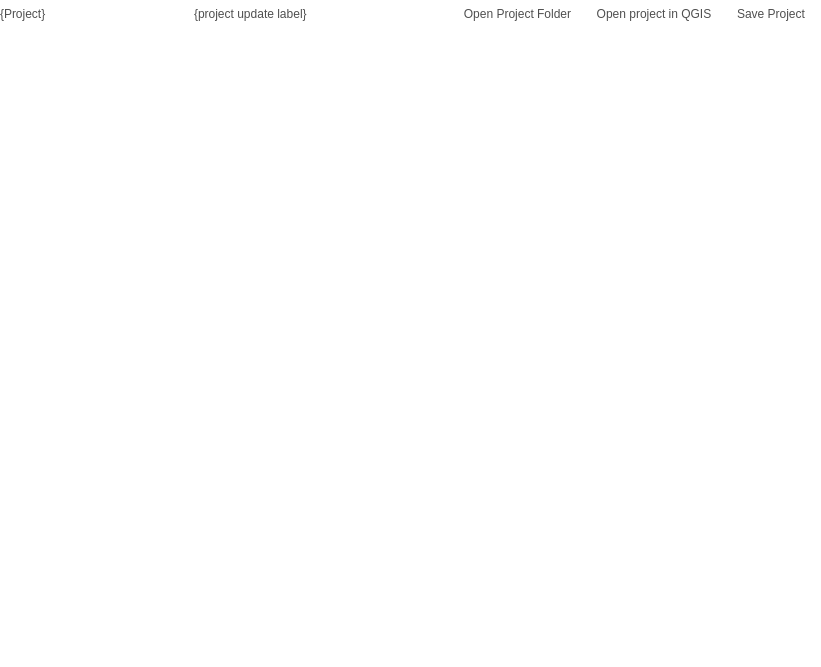
Qt form src/configmanager/ui/ui_projectwidget.ui (roam-qgis/Roam) before a commit.
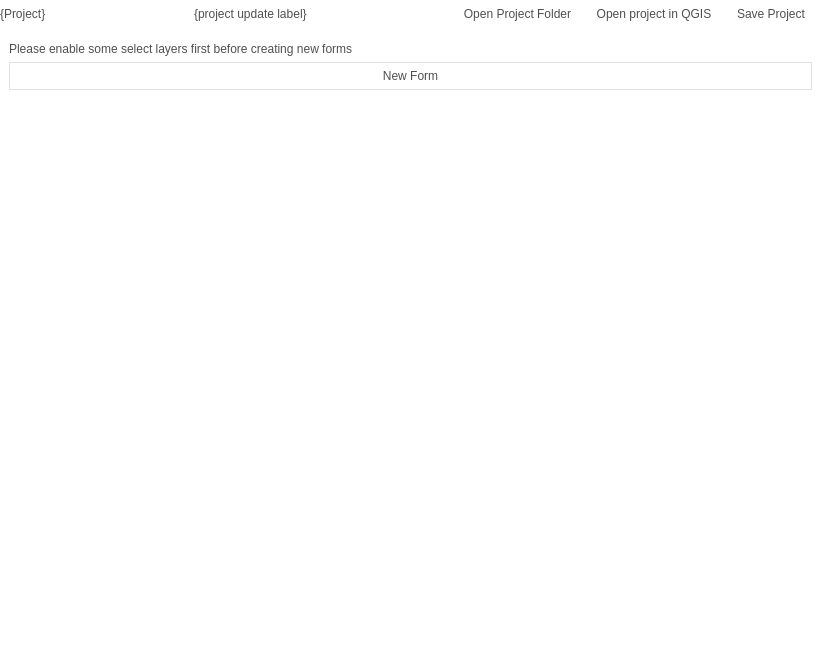
The same form after that commit. The open tabs and pages were chosen to show the change. Icons and pictures are not drawn. Custom widgets are drawn as their Qt base class.

Commit message: Remove New Project and New Form tree nodes. Add buttons on main widgets

Diff of the .ui file:
```diff
--- a/src/configmanager/ui/ui_projectwidget.ui
+++ b/src/configmanager/ui/ui_projectwidget.ui
@@ -504,10 +504,38 @@
       </layout>
      </widget>
      <widget class="QWidget" name="forms_page">
-      <layout class="QFormLayout" name="formLayout_5">
-       <property name="fieldGrowthPolicy">
-        <enum>QFormLayout::AllNonFixedFieldsGrow</enum>
-       </property>
+      <layout class="QVBoxLayout" name="verticalLayout_2">
+       <item>
+        <widget class="QLabel" name="lblSelectLayersError">
+         <property name="text">
+          <string>Please enable some select layers first before creating new forms</string>
+         </property>
+        </widget>
+       </item>
+       <item>
+        <widget class="QPushButton" name="btnNewForm">
+         <property name="text">
+          <string>New Form</string>
+         </property>
+         <property name="icon">
+          <iconset resource="../../roam/resources.qrc">
+           <normaloff>:/icons/add</normaloff>:/icons/add</iconset>
+         </property>
+        </widget>
+       </item>
+       <item>
+        <spacer name="verticalSpacer_2">
+         <property name="orientation">
+          <enum>Qt::Vertical</enum>
+         </property>
+         <property name="sizeHint" stdset="0">
+          <size>
+           <width>20</width>
+           <height>40</height>
+          </size>
+         </property>
+        </spacer>
+       </item>
       </layout>
      </widget>
      <widget class="ProjectsNode" name="projects_page">
```
Left out of the diff: 306 changed lines with no effect on the pictures. The commit also changes 6 other files.
